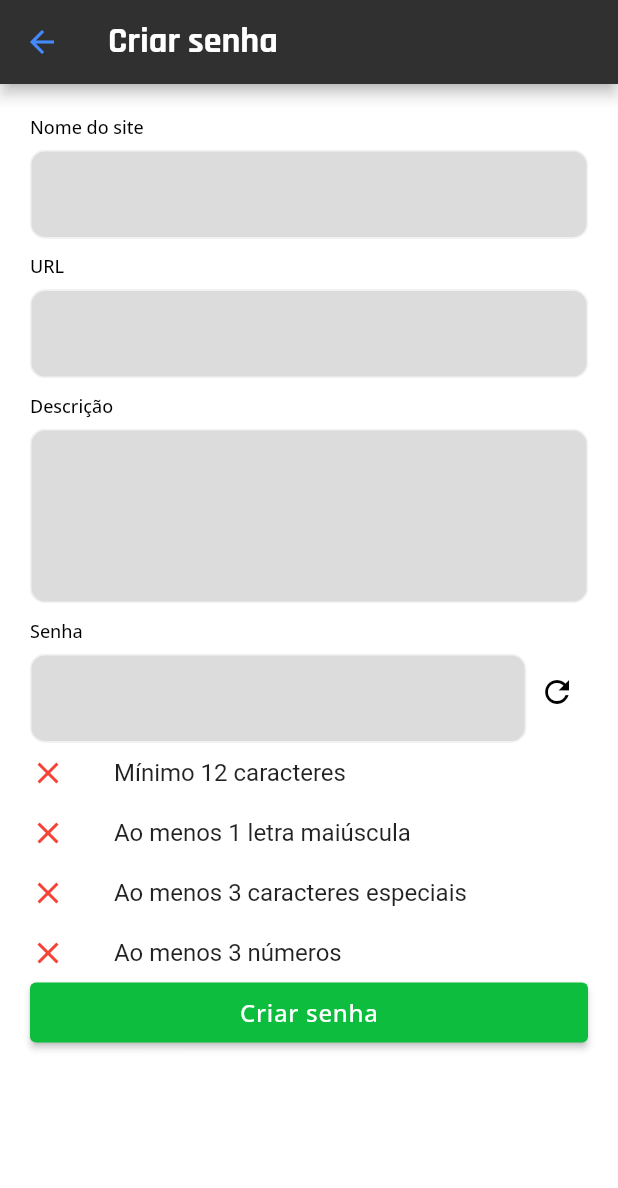
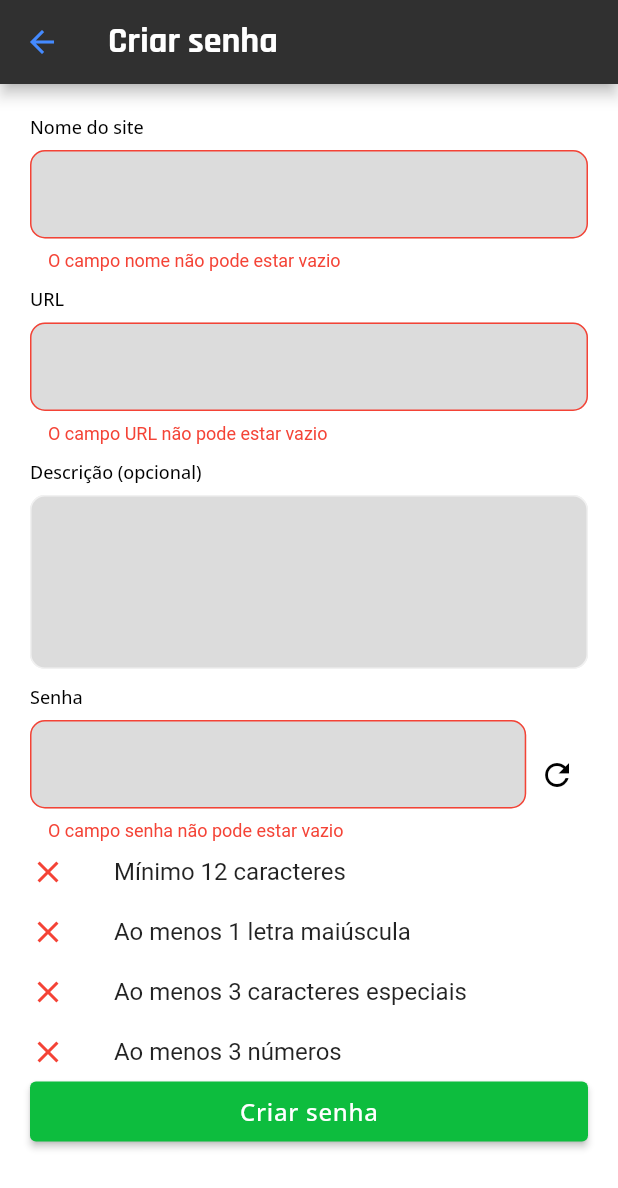
Before and after one commit to PasswordHub/ArrowHead, a Flutter app: the CreateEditPassword screen opened by its route, after a tap on "Criar senha", on a phone screen of 412 x 824 dp. Shown: the top 1188 px of the screen. Run offline on Flutter 3.47's test engine with Material 2 defaults, Android fonts, the phone set to English and light mode, and no system bars; our stand-ins replace email_validator, firebase_core; accounts and stored records are empty.

Commit message:
feat: added validator to password

```diff
--- a/arrowhead/lib/screens/CreateEditPassword/create_edit_password.dart
+++ b/arrowhead/lib/screens/CreateEditPassword/create_edit_password.dart
@@ -17,13 +17,34 @@ class _CreateEditPasswordState extends State<CreateEditPassword> {
   final Map<String, String> _formData = {};
   final TextEditingController _passwordController = TextEditingController();
 
+  final String NAME_KEY = 'name';
+  final String URL_KEY = 'url';
+  final String DESCRIPTION_KEY = 'description';
+
+  void _savePassword() {
+    if (!(_formKey.currentState?.validate() ?? false)) {
+      return;
+    }
+
+    _formKey.currentState?.save();
+
+    /*
+    print(_formData[NAME_KEY]);
+    print(_formData[URL_KEY]);
+    print(_formData[DESCRIPTION_KEY]);
+    print(_passwordController.text);
+
+    //TODO: insert element in provider
+    */
+  }
+
   @override
   Widget build(BuildContext context) {
     final savePasswordButton = SizedBox(
       width: double.infinity,
       height: 40,
       child: ElevatedButton(
-          onPressed: () {},
+          onPressed: _savePassword,
           style: ElevatedButton.styleFrom(
             primary: const Color.fromARGB(255, 13, 189, 62),
           ),
@@ -46,11 +67,17 @@ class _CreateEditPasswordState extends State<CreateEditPassword> {
             child:
                 Column(crossAxisAlignment: CrossAxisAlignment.start, children: [
               ...passwordInfoTextField(
-                  'Nome do site', _formData['name'] ?? '', _onSavePasswordName),
+                  'Nome do site',
+                  _formData[NAME_KEY] ?? '',
+                  _onSavePasswordName,
+                  _validatePasswordName),
+              ...passwordInfoTextField('URL', _formData[URL_KEY] ?? '',
+                  _onSavePasswordUrl, _validatePasswordUrl),
               ...passwordInfoTextField(
-                  'URL', _formData['url'] ?? '', _onSavePasswordUrl),
-              ...passwordInfoTextField('Descrição',
-                  _formData['description'] ?? '', _onSavePasswordDescription,
+                  'Descrição (opcional)',
+                  _formData[DESCRIPTION_KEY] ?? '',
+                  _onSavePasswordDescription,
+                  null,
                   inputType: TextInputType.multiline),
               PasswordTextField(
                 passwordController: _passwordController,
@@ -65,14 +92,15 @@ class _CreateEditPasswordState extends State<CreateEditPassword> {
     );
   }
 
-  List<Widget> passwordInfoTextField(
-      String text, String initialValue, Function(String?) onSaved,
+  List<Widget> passwordInfoTextField(String text, String initialValue,
+      Function(String?) onSaved, String Function(String?)? validator,
       {TextInputType inputType = TextInputType.none}) {
     return [
       Text(text, style: Theme.of(context).textTheme.bodyText1),
       MyTextField(
         initialValue: initialValue,
         keyboardType: inputType,
+        validator: validator,
         onSaved: onSaved,
       ),
       const SizedBox(height: 10)
@@ -84,7 +112,7 @@ class _CreateEditPasswordState extends State<CreateEditPassword> {
       return;
     }
 
-    _formData['name'] = value;
+    _formData[NAME_KEY] = value;
   }
 
   _onSavePasswordUrl(String? value) {
@@ -92,7 +120,7 @@ class _CreateEditPasswordState extends State<CreateEditPassword> {
       return;
     }
 
-    _formData['name'] = value;
+    _formData[URL_KEY] = value;
   }
 
   _onSavePasswordDescription(String? value) {
@@ -100,7 +128,7 @@ class _CreateEditPasswordState extends State<CreateEditPassword> {
       return;
     }
 
-    _formData['name'] = value;
+    _formData[DESCRIPTION_KEY] = value;
   }
 
   _onSavePassword(String? value) {
@@ -111,4 +139,23 @@ class _CreateEditPasswordState extends State<CreateEditPassword> {
       _passwordController.text = value;
     });
   }
+
+  String _validatePasswordUrl(String? url) {
+    if (url == null || url.isEmpty) {
+      return 'O campo URL não pode estar vazio';
+    }
+
+    if (!Uri.parse(url).isAbsolute) {
+      return 'Por favor, insira uma URL válida';
+    }
+
+    return '';
+  }
+
+  String _validatePasswordName(String? name) {
+    if (name == null || name.isEmpty) {
+      return 'O campo nome não pode estar vazio';
+    }
+    return '';
+  }
 }
--- a/arrowhead/lib/screens/CreateEditPassword/widgets/my_text_field.dart
+++ b/arrowhead/lib/screens/CreateEditPassword/widgets/my_text_field.dart
@@ -4,6 +4,7 @@ class MyTextField extends StatelessWidget {
   final TextInputType keyboardType;
   final Function(String?)? onChanged;
   final Function(String?) onSaved;
+  final String Function(String?)? validator;
   final TextEditingController? textController;
   final String initialValue;
   const MyTextField(
@@ -12,6 +13,7 @@ class MyTextField extends StatelessWidget {
       this.onChanged,
       this.textController,
       required this.onSaved,
+      required this.validator,
       this.initialValue = ''})
       : super(key: key);
 
@@ -33,6 +35,7 @@ class MyTextField extends StatelessWidget {
         maxLines: keyboardType == TextInputType.multiline ? 4 : 1,
         onChanged: onChanged,
         onSaved: onSaved,
+        validator: validator,
       ),
     );
   }
--- a/arrowhead/lib/screens/CreateEditPassword/widgets/password_field/password_field.dart
+++ b/arrowhead/lib/screens/CreateEditPassword/widgets/password_field/password_field.dart
@@ -37,6 +37,7 @@ class _PasswordTextFieldState extends State<PasswordTextField> {
               textController: widget.passwordController,
               onSaved: widget.onSaved,
               onChanged: _onPasswordChange,
+              validator: _validatePassword,
             )),
             SizedBox(
               width: deviceSize.width * 0.10,
@@ -101,4 +102,16 @@ class _PasswordTextFieldState extends State<PasswordTextField> {
       _passwordChecks['3numbers'] = value.split(RegExp(r'[0-9]')).length > 3;
     });
   }
+
+  String _validatePassword(String? password) {
+    if (password == null || password.isEmpty) {
+      return 'O campo senha não pode estar vazio';
+    }
+
+    if (_passwordChecks.values.contains(false)) {
+      return 'A sua senha não está segura';
+    }
+
+    return '';
+  }
 }
```
